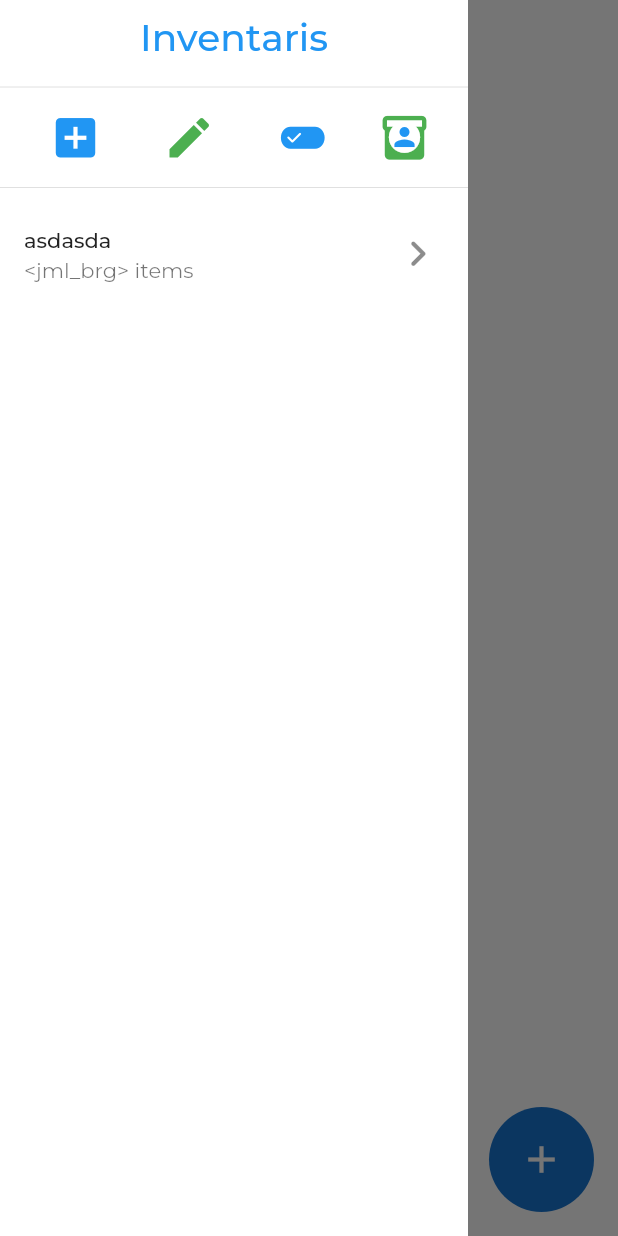
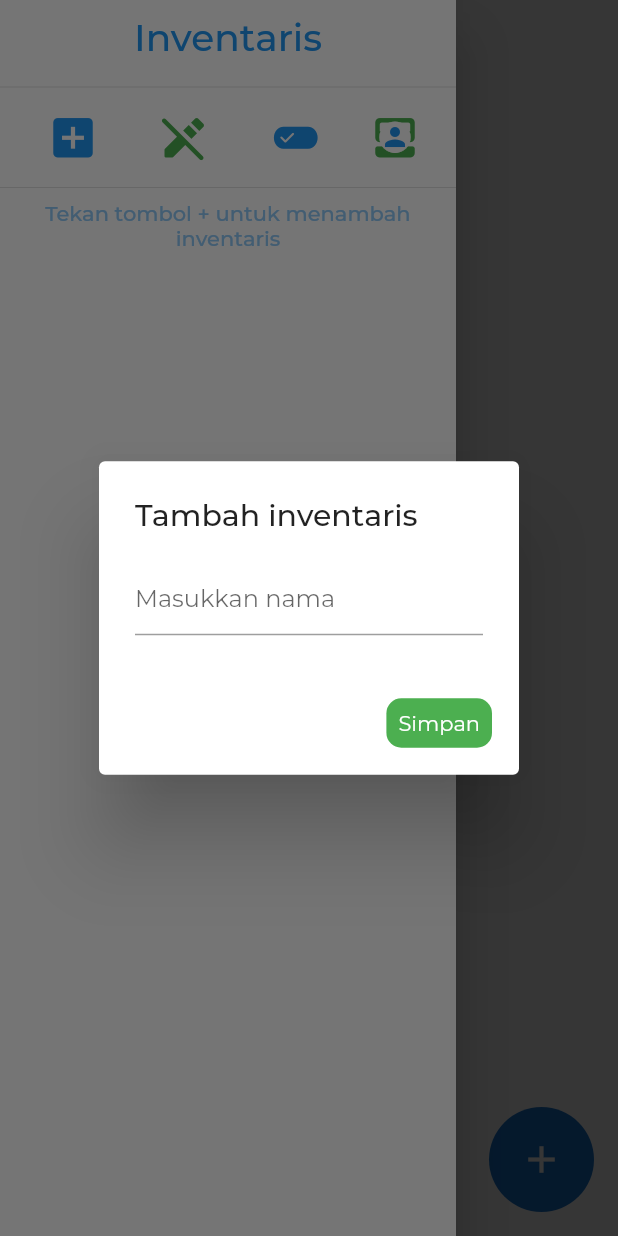
Before and after one commit to ramasii/itemwise, a Flutter app: the screen it shows after launch, in the side drawer, after a tap on the "add box" icon, on a phone screen of 412 x 824 dp. Run offline on Flutter 3.47's test engine with Material 2 defaults, Android fonts, the phone set to English and light mode, and no system bars; our stand-ins replace image_picker, shared_preferences; missing offline and left inert: image_size_getter; generated files the repository leaves out were written again.

Commit message:
create inventory

```diff
--- a/lib/l10n/app_id.arb
+++ b/lib/l10n/app_id.arb
@@ -20,5 +20,8 @@
     "deleteImgCfrmation": "Apakah Anda yakin ingin menghapus foto ini?",
     "items": "barang",
     "inventory": "Inventaris",
-    "addInventory": "Tambah inventaris"
+    "addInventory": "Tambah inventaris",
+    "tapButtonToAddInventory":"Tekan tombol + untuk menambah inventaris",
+    "enterName":"Masukkan nama",
+    "save":"Simpan"
 }
--- a/lib/pages/home_page.dart
+++ b/lib/pages/home_page.dart
@@ -14,6 +14,8 @@ class MyHomePage extends StatefulWidget {
 class _MyHomePageState extends State<MyHomePage> {
   List<String> selectedItems = [];
   String invState = "all";
+  TextEditingController NamaInvController = TextEditingController();
+  bool invEditMode = false;
 
   @override
   void initState() {
@@ -33,131 +35,7 @@ class _MyHomePageState extends State<MyHomePage> {
   @override
   Widget build(BuildContext context) {
     return Scaffold(
-      drawer: SafeArea(
-        child: Container(
-          decoration: BoxDecoration(color: Colors.white),
-          width: MediaQuery.of(context).size.width - 100,
-          child: Container(
-            child: Column(
-              children: [
-                Column(
-                  children: [
-                    Container(
-                      margin: EdgeInsets.all(10),
-                      child: Center(
-                        child: Text(
-                          AppLocalizations.of(context)!.inventory,
-                          style: const TextStyle(
-                              fontSize: 25,
-                              color: Colors.blue,
-                              fontWeight: FontWeight.w500),
-                        ),
-                      ),
-                    ),
-                    Divider(),
-                    Row(
-                      mainAxisAlignment: MainAxisAlignment.spaceEvenly,
-                      children: [
-                        IconButton(
-                            onPressed: () async {
-                              log("nambah");
-                              var id_inventory = DateTime.now()
-                                  .millisecondsSinceEpoch
-                                  .toString();
-                              setState(() {
-                                inventoryWise()
-                                    .create(id_inventory, "asdas", "asdasda");
-                              });
-                            },
-                            tooltip: AppLocalizations.of(context)!.addInventory,
-                            icon: Icon(Icons.add_box)),
-                        IconButton(
-                          onPressed: () {
-                            log("ngedit");
-                          },
-                          icon: Icon(
-                            Icons.edit,
-                            color: Colors.green,
-                          ),
-                        ),
-                        IconButton(
-                          onPressed: () {
-                            log("pilih");
-                          },
-                          icon: Icon(
-                            Icons.edit_attributes_rounded,
-                            color: Colors.blue,
-                          ),
-                        ),
-                        Stack(alignment: Alignment.center, children: [
-                          InkWell(
-                            onTap: () {
-                              setState(() {
-                                invState = "all";
-                              });
-                              Navigator.pop(context);
-                            },
-                            child: Container(
-                              child: Icon(
-                                Icons.inventory,
-                                color: Colors.green,
-                              ),
-                            ),
-                          ),
-                          if (invState == "all")
-                            Icon(
-                              Icons.circle,
-                              color: Colors.white,
-                              size: 25,
-                            ),
-                          if (invState == "all")
-                            Icon(
-                              Icons.person,
-                              size: 20,
-                            ),
-                        ])
-                      ],
-                    ),
-                    Divider()
-                  ],
-                ),
-                Column(
-                  children:
-                      List.generate(inventoryWise.inventories.length, (index) {
-                    return Row(
-                      children: [
-                        Expanded(
-                            child: ListTile(
-                          onTap: () {
-                            log(inventoryWise.inventories[index]
-                                ["id_inventory"]);
-                            setState(() {
-                              invState = inventoryWise.inventories[index]
-                                  ["id_inventory"];
-                            });
-                            Navigator.pop(context);
-                          },
-                          title: Text(inventoryWise.inventories[index]
-                              ["nama_inventory"]),
-                          subtitle: Text("<jml_brg> items"),
-                          trailing: invState ==
-                                  inventoryWise.inventories[index]
-                                      ["id_inventory"]
-                              ? Icon(
-                                  Icons.person,
-                                  color: Colors.blue,
-                                )
-                              : Icon(Icons.chevron_right_rounded),
-                        ))
-                      ],
-                    );
-                  }),
-                )
-              ],
-            ),
-          ),
-        ),
-      ),
+      drawer: _homeDrawer(context),
       appBar: AppBar(
         toolbarHeight: 55,
         title: selectedItems.isEmpty
@@ -179,14 +57,21 @@ class _MyHomePageState extends State<MyHomePage> {
                             ),
                           ),
                           TextSpan(
-                            text: inventoryWise.inventories.firstWhere(
-                                (element) =>
-                                    element["id_inventory"] ==
-                                    invState)["nama_inventory"],
+                            text: RegExp('^.{1,25}').stringMatch(
+                              inventoryWise
+                                    .inventories
+                                    .firstWhere((element) =>
+                                        element["id_inventory"] ==
+                                        invState)["nama_inventory"])! +
+                                "...",
                             style: TextStyle(fontSize: 13),
                           ),
                         ],
                       ),
+                      maxLines: 1,
+                      overflow: TextOverflow.ellipsis,
+                      softWrap: false,
+                      textWidthBasis: TextWidthBasis.parent,
                     )
                 ],
               )
@@ -195,7 +80,7 @@ class _MyHomePageState extends State<MyHomePage> {
                 style: TextStyle(color: Colors.white),
               ),
         centerTitle: selectedItems.isEmpty,
-        titleSpacing: 25,
+        titleSpacing: 0,
         backgroundColor: selectedItems.isNotEmpty ? Colors.blue : Colors.white,
         actions: selectedItems.isEmpty
             ? null
@@ -255,6 +140,190 @@ class _MyHomePageState extends State<MyHomePage> {
   }
 
   //-----------------------------------------------------------------------------//
+
+  SafeArea _homeDrawer(BuildContext context) {
+    return SafeArea(
+      child: Drawer(
+        child: Container(
+          decoration: BoxDecoration(color: Colors.white),
+          child: Column(
+            children: [
+              Column(
+                children: [
+                  Container(
+                    margin: EdgeInsets.all(10),
+                    child: Center(
+                      child: Text(
+                        AppLocalizations.of(context)!.inventory,
+                        style: const TextStyle(
+                            fontSize: 25,
+                            color: Colors.blue,
+                            fontWeight: FontWeight.w500),
+                      ),
+                    ),
+                  ),
+                  Divider(),
+                  Row(
+                    mainAxisAlignment: MainAxisAlignment.spaceEvenly,
+                    children: [
+                      IconButton(
+                          onPressed: () async {
+                            log("nambah");
+                            var id_inventory = DateTime.now()
+                                .millisecondsSinceEpoch
+                                .toString();
+
+                            showDialog(
+                                context: context,
+                                builder: (BuildContext context) {
+                                  return AlertDialog(
+                                    title: Text(AppLocalizations.of(context)!
+                                        .addInventory),
+                                    content: Container(
+                                      child: TextField(
+                                        controller: NamaInvController,
+                                        decoration: InputDecoration(
+                                            hintText:
+                                                AppLocalizations.of(context)!
+                                                    .enterName),
+                                      ),
+                                    ),
+                                    actions: [
+                                      InkWell(
+                                        onTap: () {
+                                          log("simpan");
+                                          setState(() {
+                                            inventoryWise().create(
+                                                id_inventory,
+                                                "id_user",
+                                                NamaInvController.text);
+                                            NamaInvController.clear();
+                                          });
+                                          Navigator.pop(context);
+                                        },
+                                        child: Padding(
+                                            padding: EdgeInsets.all(10),
+                                            child: successButton(
+                                                AppLocalizations.of(context)!
+                                                    .save)),
+                                      )
+                                    ],
+                                  );
+                                });
+                          },
+                          tooltip: AppLocalizations.of(context)!.addInventory,
+                          icon: Icon(Icons.add_box)),
+                      IconButton(
+                        onPressed: () {
+                          log("ngedit");
+                          setState(() {
+                            invEditMode = !invEditMode;
+                          });
+                        },
+                        icon: Icon(
+                          invEditMode ? Icons.edit : Icons.edit_off_rounded,
+                          color: Colors.green,
+                        ),
+                      ),
+                      IconButton(
+                        onPressed: () {
+                          log("pilih");
+                        },
+                        icon: Icon(
+                          Icons.edit_attributes_rounded,
+                          color: Colors.blue,
+                        ),
+                      ),
+                      Stack(alignment: Alignment.center, children: [
+                        InkWell(
+                          onTap: () {
+                            setState(() {
+                              invState = "all";
+                            });
+                            Navigator.pop(context);
+                          },
+                          child: Icon(
+                            Icons.all_inbox_rounded,
+                            color: Colors.green,
+                          ),
+                        ),
+                        if (invState == "all")
+                          Icon(
+                            Icons.circle,
+                            color: Colors.white,
+                            size: 25,
+                          ),
+                        if (invState == "all")
+                          Icon(
+                            Icons.person,
+                            size: 20,
+                          ),
+                      ])
+                    ],
+                  ),
+                  Divider()
+                ],
+              ),
+              if (inventoryWise.inventories.length != 0)
+                Expanded(
+                  child: ListView(
+                    children: List.generate(inventoryWise.inventories.length,
+                        (index) {
+                      return _inventoryTile(index, context);
+                    }),
+                  ),
+                )
+              else
+                Text(
+                  AppLocalizations.of(context)!.tapButtonToAddInventory,
+                  style: TextStyle(
+                      fontWeight: FontWeight.w500, color: Colors.blue[200]),
+                  textAlign: TextAlign.center,
+                ),
+            ],
+          ),
+        ),
+      ),
+    );
+  }
+
+  Row _inventoryTile(int index, BuildContext context) {
+    return Row(
+      children: [
+        Expanded(
+            child: ListTile(
+          onTap: () {
+            log(inventoryWise.inventories[index]["id_inventory"]);
+            setState(() {
+              invState = inventoryWise.inventories[index]["id_inventory"];
+            });
+            Navigator.pop(context);
+          },
+          // hapus
+          onLongPress: () {
+            if (invState != inventoryWise.inventories[index]["id_inventory"]) {
+              setState(() {
+                inventoryWise()
+                    .delete(inventoryWise.inventories[index]["id_inventory"]);
+              });
+            }
+          },
+          title: Text(
+            inventoryWise.inventories[index]["nama_inventory"],
+            maxLines: 2,
+            overflow: TextOverflow.ellipsis,
+          ),
+          subtitle: Text("<jml_brg> items"),
+          trailing: invState == inventoryWise.inventories[index]["id_inventory"]
+              ? Icon(
+                  Icons.person,
+                  color: Colors.blue,
+                )
+              : Icon(Icons.chevron_right_rounded),
+        ))
+      ],
+    );
+  }
 
   Widget addButton(BuildContext context) {
     return Tooltip(
```
